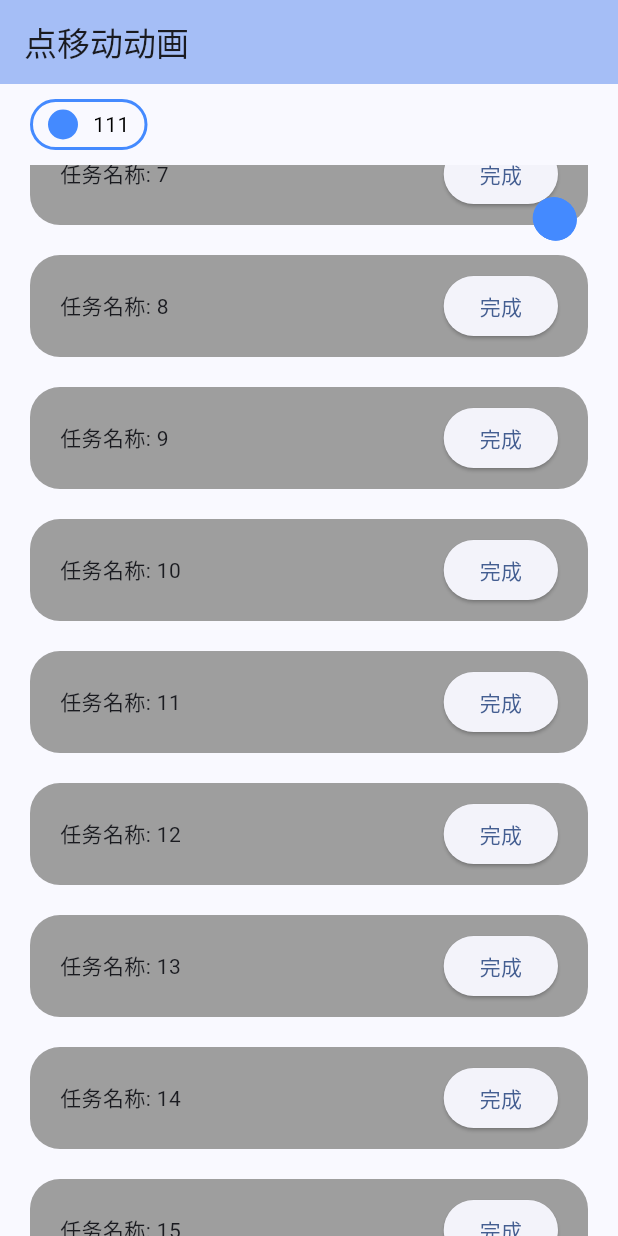
After one commit to yhtqw/FrontEndDemo, a Flutter app: the PointMoveAnimatePage screen opened by its route, scrolled down 576 dp, after a tap on "完成", on a phone screen of 412 x 824 dp. The commit adds this screen. Run offline on Flutter 3.47's test engine with Material 3 defaults, Android fonts, the phone set to English and light mode, and no system bars; our stand-ins replace decimal, flutter_colorpicker, go_router, image_picker.

Commit message:
feat: 新增位移动画效果

```diff
--- a/flutter_demo/lib/configs/base_router_config.dart
+++ b/flutter_demo/lib/configs/base_router_config.dart
@@ -4,6 +4,7 @@ import 'package:go_router/go_router.dart';
 import '../pages/ceiling_mount/ceiling_mount_page.dart';
 import '../pages/customize_tab/customize_tab_page.dart';
 import '../pages/filter_dropdown/filter_dropdown_page.dart';
+import '../pages/point_move_animate/point_move_animate_page.dart';
 import '../pages/transform_use/transform_use_page.dart';
 import '../pages/home/home_page.dart';
 import '../pages/seamless_scrolling/seamless_scrolling_page.dart';
@@ -36,6 +37,10 @@ class BaseRouterConfig {
         path: CeilingMountPage.routePath,
         builder: (BuildContext context, GoRouterState state) => CeilingMountPage(),
       ),
+      GoRoute(
+        path: PointMoveAnimatePage.routePath,
+        builder: (BuildContext context, GoRouterState state) => PointMoveAnimatePage(),
+      ),
     ],
   );
 }
--- a/flutter_demo/lib/pages/ceiling_mount/ceiling_mount_page.dart
+++ b/flutter_demo/lib/pages/ceiling_mount/ceiling_mount_page.dart
@@ -1,7 +1,7 @@
 import 'package:flutter/material.dart';
 
-// import 'widgets/ceiling_mount_scroll.dart';
-import 'widgets/ceiling_mount_scroll_ceiling2.dart';
+import 'widgets/ceiling_mount_scroll.dart';
+// import 'widgets/ceiling_mount_scroll_ceiling2.dart';
 
 class CeilingMountPage extends StatefulWidget {
   const CeilingMountPage({super.key});
@@ -20,7 +20,7 @@ class _CeilingMountPageState extends State<CeilingMountPage> {
         backgroundColor: Theme.of(context).colorScheme.inversePrimary,
         title: Text("吸顶"),
       ),
-      body: CeilingMountScroll2(),
+      body: CeilingMountScroll(),
     );
   }
 }
--- a/flutter_demo/lib/pages/home/home_page.dart
+++ b/flutter_demo/lib/pages/home/home_page.dart
@@ -4,6 +4,7 @@ import 'package:go_router/go_router.dart';
 import '../ceiling_mount/ceiling_mount_page.dart';
 import '../customize_tab/customize_tab_page.dart';
 import '../filter_dropdown/filter_dropdown_page.dart';
+import '../point_move_animate/point_move_animate_page.dart';
 import '../seamless_scrolling/seamless_scrolling_page.dart';
 import '../transform_use/transform_use_page.dart';
 
@@ -33,6 +34,7 @@ class _HomePageState extends State<HomePage> {
     HomeRouteItem(name: '容器内元素变换案例', routePath: TransformUsePage.routePath,),
     HomeRouteItem(name: '可过滤的下拉选择框', routePath: FilterDropdownPage.routePath,),
     HomeRouteItem(name: '吸顶效果', routePath: CeilingMountPage.routePath,),
+    HomeRouteItem(name: '点移动动画', routePath: PointMoveAnimatePage.routePath,),
   ];
 
   @override
--- /dev/null
+++ b/flutter_demo/lib/pages/point_move_animate/point_move_animate_page.dart
@@ -0,0 +1,157 @@
+import 'package:flutter/material.dart';
+
+import 'widgets/animate_point.dart';
+
+/// 抽取奖励位移效果
+class RewardMoveEffect {
+  static void show({
+    required BuildContext context,
+    // 顶部奖励组件的 Key
+    required GlobalKey targetKey,
+    // 点击按钮的坐标
+    required Offset startOffset,
+    // 奖励数量
+    required int rewardCount,
+  }) {
+    final OverlayState overlayState = Overlay.of(context);
+    final Offset endOffset = _getTargetOffset(targetKey);
+
+    // 根据奖励数量，循环创建飞行的金币
+    for (int i = 0; i < rewardCount; i++) {
+      late OverlayEntry entry;
+      entry = OverlayEntry(
+        builder: (context) => Stack(
+          children: [
+            // 一个占满全屏的遮罩层
+            const ModalBarrier(
+              dismissible: false, // 是否点击背景关闭
+              color: Colors.transparent, // 如果需要背景变暗，可以设置 rgba(0,0,0,0.5)
+            ),
+            // 你的动画层
+            AnimatePoint(
+              key: ValueKey('$i'),
+              startPoint: startOffset,
+              endPoint: endOffset,
+              animateTime: 3000 + i * 100,
+              delay: Duration(milliseconds: i * 100),
+              onCompleted: () => entry.remove(),
+            ),
+          ],
+        ),
+      );
+      overlayState.insert(entry);
+    }
+  }
+
+  /// 获取奖励展示组件的位置信息
+  static Offset _getTargetOffset(GlobalKey key) {
+    final RenderBox? box = key.currentContext?.findRenderObject() as RenderBox?;
+    return box?.localToGlobal(Offset.zero) ?? Offset.zero;
+  }
+}
+
+class PointMoveAnimatePage extends StatefulWidget {
+  const PointMoveAnimatePage({super.key});
+
+  static final String routePath = '/point-move-animate';
+
+  @override
+  State<PointMoveAnimatePage> createState() => _PointMoveAnimatePageState();
+}
+
+class _PointMoveAnimatePageState extends State<PointMoveAnimatePage> {
+  final GlobalKey _rewardKey = GlobalKey();
+
+  /// 完成任务，获取奖励
+  void _onTaskComplete(BuildContext btnContext, int rewardCount) {
+    final RenderBox box = btnContext.findRenderObject() as RenderBox;
+    final startOffset = box.localToGlobal(Offset.zero) + Offset(box.size.width / 2, box.size.height / 2) - Offset(10, 10);
+
+    RewardMoveEffect.show(
+      context: context,
+      targetKey: _rewardKey,
+      startOffset: startOffset,
+      rewardCount: rewardCount,
+    );
+  }
+
+  @override
+  Widget build(BuildContext context) {
+    return Scaffold(
+      appBar: AppBar(
+        backgroundColor: Theme.of(context).colorScheme.inversePrimary,
+        title: Text('点移动动画'),
+      ),
+      body: Column(
+        children: [
+          SizedBox(height: 10,),
+          Row(
+            children: [
+              Container(
+                margin: EdgeInsets.only(left: 20),
+                padding: EdgeInsets.symmetric(horizontal: 10, vertical: 5),
+                decoration: BoxDecoration(
+                  borderRadius: BorderRadius.circular(20),
+                  border: Border.all(
+                    color: Colors.blueAccent,
+                    width: 2,
+                  ),
+                ),
+                child: Row(
+                  children: [
+                    Container(
+                      width: 20,
+                      height: 20,
+                      key: _rewardKey,
+                      margin: EdgeInsets.only(right: 10),
+                      decoration: BoxDecoration(
+                        borderRadius: BorderRadius.circular(10),
+                        color: Colors.blueAccent,
+                      ),
+                    ),
+                    Text(
+                      '111',
+                      style: TextStyle(
+                        fontSize: 14,
+                        color: Colors.black,
+                      ),
+                    ),
+                  ],
+                ),
+              ),
+            ],
+          ),
+          SizedBox(height: 10,),
+          Expanded(
+            child: ListView.builder(
+              padding: EdgeInsets.only(top: 20, left: 20, right: 20, bottom: 40),
+              itemBuilder: (_, index) {
+                return Container(
+                  margin: EdgeInsets.only(bottom: 20),
+                  padding: EdgeInsets.symmetric(horizontal: 20, vertical: 10),
+                  decoration: BoxDecoration(
+                    color: Colors.grey,
+                    borderRadius: BorderRadius.circular(20),
+                  ),
+                  child: Row(
+                    children: [
+                      Expanded(
+                        child: Text('任务名称: ${index + 1}'),
+                      ),
+                      Builder(
+                        builder: (btnContext) => ElevatedButton(
+                          onPressed: () => _onTaskComplete(btnContext, index + 1),
+                          child: Text('完成'),
+                        ),
+                      )
+                    ],
+                  ),
+                );
+              },
+            ),
+          ),
+        ],
+      ),
+    );
+  }
+}
--- /dev/null
+++ b/flutter_demo/lib/pages/point_move_animate/widgets/animate_point.dart
@@ -0,0 +1,146 @@
+import 'dart:math';
+
+import 'package:flutter/material.dart';
+
+class AnimatePoint extends StatefulWidget {
+  const AnimatePoint({
+    super.key,
+    required this.startPoint,
+    required this.endPoint,
+    this.topCurve = Curves.easeIn,
+    this.leftCurve = Curves.easeOut,
+    this.animateTime = 2000,
+    required this.onCompleted,
+    required this.delay,
+  });
+
+  /// 初始坐标点
+  final Offset startPoint;
+  /// 结束坐标点
+  final Offset endPoint;
+  /// top值变化曲线
+  final Curve topCurve;
+  /// left值变化曲线
+  final Curve leftCurve;
+  /// 动画总时长
+  final int animateTime;
+  /// 动画完成后的执行的方法
+  final Function() onCompleted;
+  /// 动画元素的间隔时间
+  final Duration delay;
+
+  @override
+  State<AnimatePoint> createState() => _AnimatePointState();
+}
+
+class _AnimatePointState extends State<AnimatePoint> with SingleTickerProviderStateMixin {
+  late AnimationController _controller;
+  late Offset _controlPoint;
+  // 阶段1：散开的终点
+  late Offset _pMid;
+
+  // 定义阶段占比
+  final double burstEnd = 0.4; // 前 40% 时间用于爆开
+  final double _baseScale = 1.4;
+  final double _animateEnd = 0.9;
+  final double _radius = 40.0;
+  final int _controlRandom = 400;
+
+  @override
+  void initState() {
+    _controller = AnimationController(
+      duration: Duration(
+        milliseconds: widget.animateTime,
+      ),
+      vsync: this,
+    );
+
+    // 1. 计算第一阶段散开点 (在起点周围随机半径 40-80 的圆内)
+    final double angle = Random().nextDouble() * 2 * pi;
+    final double radius = _radius + Random().nextDouble() * _radius;
+    _pMid = widget.startPoint + Offset(cos(angle) * radius, sin(angle) * radius);
+
+    // 计算控制点：在起点和终点连线的中点上方偏移
+    // 你可以给偏移量加点 Random()，让每个金币飞出的弧度都不一样
+    _controlPoint = Offset(
+      (widget.startPoint.dx + widget.endPoint.dx) / 2
+          + (_pMid.dx >= widget.startPoint.dx ? Random().nextInt(_controlRandom) : -Random().nextInt(_controlRandom)),
+      (widget.startPoint.dy + widget.endPoint.dy) / 2
+          + (_pMid.dx >= widget.startPoint.dx ? -Random().nextInt(_controlRandom) : Random().nextInt(_controlRandom)),
+    );
+
+    _controller.forward().then((_) => widget.onCompleted());
+    super.initState();
+  }
+
+  @override
+  void dispose() {
+    _controller.dispose();
+    super.dispose();
+  }
+
+
+  Offset _calculateBezierPath(double t, Offset p0, Offset p1, Offset p2) {
+    // 根据公式计算每一帧的坐标
+    double x = pow(1 - t, 2) * p0.dx + 2 * t * (1 - t) * p1.dx + pow(t, 2) * p2.dx;
+    double y = pow(1 - t, 2) * p0.dy + 2 * t * (1 - t) * p1.dy + pow(t, 2) * p2.dy;
+    return Offset(x, y);
+  }
+
+  @override
+  Widget build(BuildContext context) {
+    return AnimatedBuilder(
+      animation: _controller,
+      builder: (_, _) {
+        double t = _controller.value;
+        Offset currentPos;
+        double currentAlpha = 1.0;
+        double scale = _baseScale;
+
+        // 计算当前金币在第二阶段开始的延迟比例 (基于传入的 delay 换算)
+        double flyStart = burstEnd + (widget.delay.inMilliseconds / widget.animateTime);
+
+        if (t <= burstEnd) {
+          // --- 第一阶段：同步爆开 (0.0 -> burstEnd) ---
+          double subT = t / burstEnd;
+          // 使用 easeOutBack 产生爆发回弹感
+          double curvedT = Curves.easeOutBack.transform(subT);
+          currentPos = Offset.lerp(widget.startPoint, _pMid, curvedT)!;
+          currentAlpha = curvedT; // 0 -> 1
+          scale = curvedT * _baseScale; // 0 -> 1.2
+        } else if (t < flyStart) {
+          // // --- 中间停顿阶段：悬浮在散开点等待起飞 ---
+          currentPos = _pMid;
+        } else if (t < _animateEnd) {
+          // --- 第二阶段：异步吸入 (flyStart -> _animateEnd) ---
+          double subT = (t - flyStart) / (_animateEnd - flyStart);
+          double curvedT = Curves.easeOutQuart.transform(subT);
+          currentPos = _calculateBezierPath(curvedT, _pMid, _controlPoint, widget.endPoint);
+        } else {
+          // --- 最后阶段收尾
+          currentPos = widget.endPoint;
+          double subT = (t - _animateEnd) / 0.1;
+          currentAlpha = 1.0 - subT;
+          scale = (1.0 - subT) * _baseScale;
+        }
+
+        return Positioned(
+          top: currentPos.dy,
+          left: currentPos.dx,
+          child: Transform.scale(
+            scale: scale.clamp(0.0, _baseScale),
+            alignment: Alignment.center,
+            child: Container(
+              width: 20,
+              height: 20,
+              decoration: BoxDecoration(
+                color: Colors.blueAccent.withValues(alpha: currentAlpha.clamp(0.0, 1.0)),
+                borderRadius: BorderRadius.circular(10),
+              ),
+            ),
+          ),
+        );
+      }
+    );
+  }
+}
```
